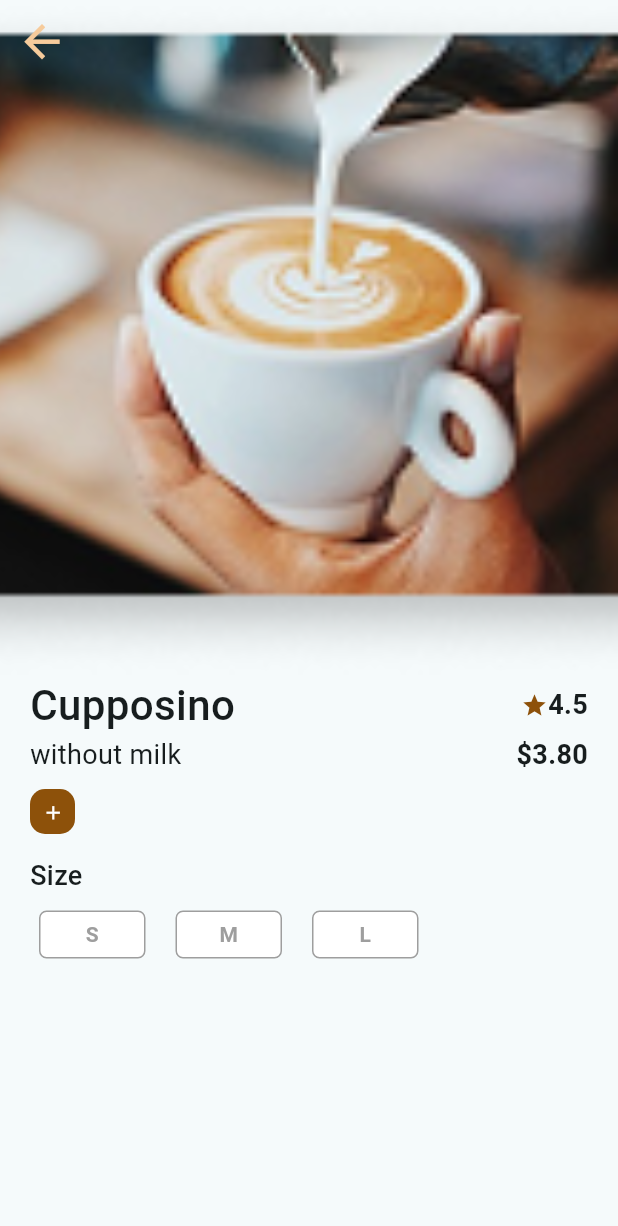
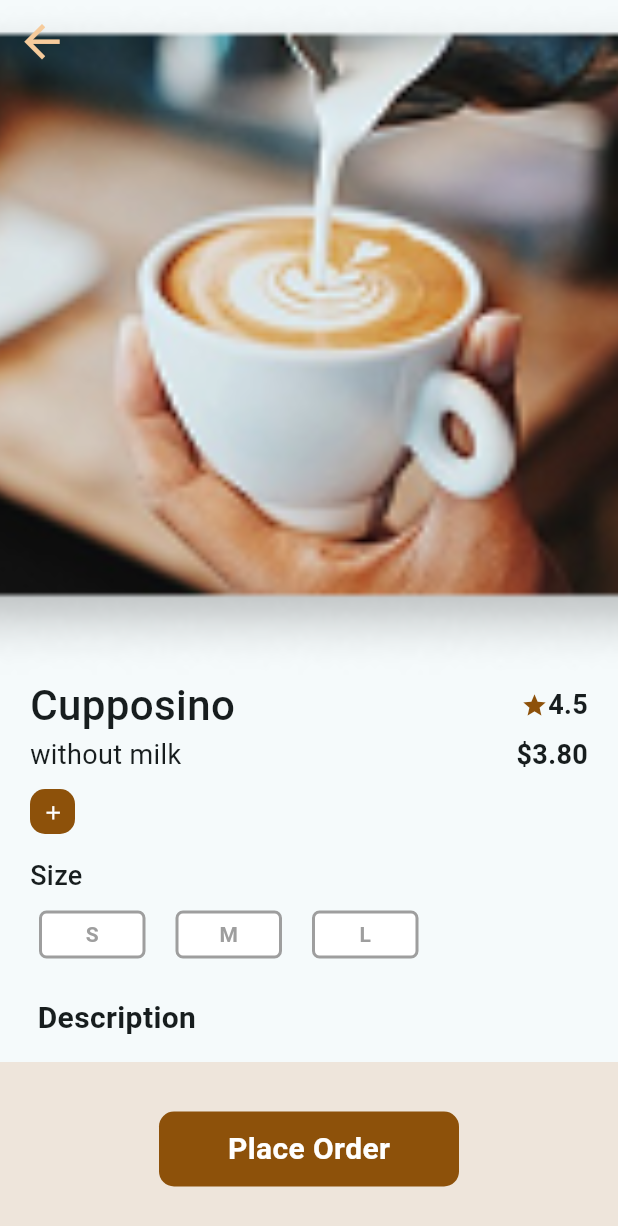
Before and after one commit to Asadullah730/CoffeeApp, a Flutter app: the HomeScreen screen opened directly, after a tap on "Cupposino", on a phone screen of 412 x 824 dp. Shown: the top 1226 px of the screen. Run offline on Flutter 3.47's test engine with Material 3 defaults, Android fonts, the phone set to English and light mode, and no system bars; our stand-ins replace get.

Commit message:
changes on product page

```diff
--- a/lib/Presentation/home_screen.dart
+++ b/lib/Presentation/home_screen.dart
@@ -61,16 +61,17 @@ class HomeScreen extends StatelessWidget {
                 ),
               ),
               Container(
-                margin: EdgeInsets.symmetric(horizontal: 20, vertical: 5),
+                margin:
+                    const EdgeInsets.symmetric(horizontal: 20, vertical: 10),
                 decoration: BoxDecoration(
-                  color: Color(0xFFEEE5DA),
+                  color: const Color(0xFFEEE5DA),
                   borderRadius: BorderRadius.circular(10),
                   boxShadow: [
                     BoxShadow(
                       color: Colors.black.withOpacity(0.1),
                       blurRadius: 10,
                       spreadRadius: 2,
-                      offset: Offset(0, 4),
+                      offset: const Offset(0, 4),
                     ),
                   ],
                 ),
@@ -85,7 +86,7 @@ class HomeScreen extends StatelessWidget {
                 ),
               ),
               Padding(
-                padding: const EdgeInsets.only(left: 4.0),
+                padding: const EdgeInsets.only(left: 0.0),
                 child: TabBar(
                   labelColor: Colors.white,
                   indicatorColor: Color(0XFF8D510A),
@@ -98,22 +99,34 @@ class HomeScreen extends StatelessWidget {
                   ],
                 ),
               ),
-              // SizedBox(height: MediaQuery.of(context).size.height * 0.043),
               Expanded(
                 child: TabBarView(
                   children: [
                     Padding(
-                      padding:
-                          const EdgeInsets.only(left: 8.0, bottom: 8, right: 8),
+                      padding: const EdgeInsets.only(
+                          left: 8.0, bottom: 0, top: 10, right: 8),
                       child: Column(
                         mainAxisAlignment: MainAxisAlignment.spaceEvenly,
                         children: [
                           CustomCard(),
-                          Image.asset('Assets/images/offer.png'),
+                          Container(
+                            height: 100,
+                            width: 320,
+                            decoration: BoxDecoration(
+                              borderRadius: BorderRadius.circular(40),
+                            ),
+                            child: Image.asset(
+                              'Assets/images/offer.png',
+                              fit: BoxFit.cover,
+                            ),
+                          ),
+                          SizedBox(
+                            height: 30,
+                          ),
                           const Align(
                             alignment: Alignment.centerLeft,
                             child: Padding(
-                              padding: EdgeInsets.only(left: 10),
+                              padding: EdgeInsets.only(left: 18),
                               child: Text(
                                 'Popular Shops',
                                 style: TextStyle(
@@ -121,7 +134,17 @@ class HomeScreen extends StatelessWidget {
                               ),
                             ),
                           ),
-                          Image.asset('Assets/images/shop 1.png'),
+                          Container(
+                            height: 100,
+                            width: 300,
+                            decoration: BoxDecoration(
+                              borderRadius: BorderRadius.circular(40),
+                            ),
+                            child: Image.asset(
+                              'Assets/images/shop 1.png',
+                              fit: BoxFit.cover,
+                            ),
+                          ),
                         ],
                       ),
                     )
--- a/lib/Presentation/login_screen.dart
+++ b/lib/Presentation/login_screen.dart
@@ -62,6 +62,7 @@ class LoginScreen extends StatelessWidget {
                 CustomButton(
                     title: 'Login',
                     opacity: 0.8,
+                    textColor: Colors.black,
                     onPressed: () {
                       Get.to(() => HomeScreen());
                     }),
--- a/lib/Presentation/product.dart
+++ b/lib/Presentation/product.dart
@@ -1,3 +1,4 @@
+import 'package:coffee_shop/common/custom_button.dart';
 import 'package:coffee_shop/common/custom_select_button.dart';
 import 'package:flutter/foundation.dart';
 import 'package:flutter/material.dart';
@@ -107,7 +108,7 @@ class ProductScreen extends StatelessWidget {
                 height: 5,
               ),
               const Padding(
-                padding: const EdgeInsets.symmetric(horizontal: 20.0),
+                padding: EdgeInsets.symmetric(horizontal: 20.0),
                 child: Align(
                   alignment: Alignment.topLeft,
                   child: Text(
@@ -133,6 +134,35 @@ class ProductScreen extends StatelessWidget {
                   ],
                 ),
               ),
+              const Padding(
+                padding: EdgeInsets.symmetric(horizontal: 25.0, vertical: 15),
+                child: Align(
+                  alignment: Alignment.topLeft,
+                  child: Text(
+                    'Description',
+                    style: TextStyle(
+                      fontWeight: FontWeight.bold,
+                      fontSize: 20,
+                    ),
+                  ),
+                ),
+              ),
+              Expanded(
+                child: Container(
+                  color: Color(0XFFEEE5DB),
+                  child: Center(
+                    child: CustomButton(
+                      onPressed: () {},
+                      title: 'Place Order',
+                      width: 200,
+                      height: 50,
+                      color: Color(0XFF8D510A),
+                      textColor: Colors.white,
+                      // opacity: 0.10,
+                    ),
+                  ),
+                ),
+              )
             ],
           ),
 
--- a/lib/Presentation/signup_screen.dart
+++ b/lib/Presentation/signup_screen.dart
@@ -47,6 +47,8 @@ class SignUpScreen extends StatelessWidget {
                 ),
                 CustomButton(
                   title: 'Sign Up',
+                  textColor: Colors.black,
+                  color: Colors.white,
                   opacity: 0.75,
                   onPressed: () {
                     Get.to(() => LoginScreen());
--- a/lib/common/button_controller.dart
+++ /dev/null
@@ -1,9 +0,0 @@
-import 'package:get/get.dart';
-
-class SelectButtonController extends GetxController {
-  var isselected = false.obs;
-
-  void toggleSelection() {
-    isselected.value = !isselected.value;
-  }
-}
--- a/lib/common/custom_button.dart
+++ b/lib/common/custom_button.dart
@@ -4,35 +4,43 @@ class CustomButton extends StatelessWidget {
   final String title;
   final VoidCallback onPressed;
   final double opacity;
+  final Color? color;
+  final Color? textColor;
+  final double height, width;
 
   const CustomButton({
     super.key,
     required this.title,
     required this.onPressed,
     this.opacity = 1,
+    this.color,
+    this.textColor,
+    this.height = 60,
+    this.width = 240,
   });
 
   @override
   Widget build(BuildContext context) {
     return Opacity(
       opacity: opacity,
-      child: ElevatedButton(
-        onPressed: onPressed,
-        style: ElevatedButton.styleFrom(
-          padding: EdgeInsets.symmetric(
-              horizontal: MediaQuery.of(context).size.width * 0.28,
-              vertical: MediaQuery.of(context).size.width * 0.03),
-          backgroundColor: Colors.white,
-          shape: RoundedRectangleBorder(
+      child: GestureDetector(
+        onTap: onPressed,
+        child: Container(
+          height: height,
+          width: width,
+          decoration: BoxDecoration(
+            color: color ?? Colors.white,
             borderRadius: BorderRadius.circular(10),
           ),
-        ),
-        child: Text(
-          title,
-          style: const TextStyle(
-            color: Colors.black,
-            fontSize: 20,
-            fontWeight: FontWeight.bold,
+          child: Center(
+            child: Text(
+              title,
+              style: TextStyle(
+                color: textColor,
+                fontSize: 20,
+                fontWeight: FontWeight.bold,
+              ),
+            ),
           ),
         ),
       ),
--- a/lib/common/custom_select_button.dart
+++ b/lib/common/custom_select_button.dart
@@ -14,7 +14,8 @@ class CustomSelectButton extends StatelessWidget {
         isSelected.value =
             !isSelected.value; // Toggle selection for this button only
       },
-      child: Obx(() => Container(
+      child: Obx(
+        () => Container(
           margin: EdgeInsets.all(10),
           height: 32,
           width: 71,
@@ -23,7 +24,7 @@ class CustomSelectButton extends StatelessWidget {
             borderRadius: BorderRadius.circular(5),
             border: Border.all(
               color: isSelected.value ? Color(0XFF8D510A) : Colors.grey,
-                width: 1,
+              width: 2,
             ),
           ),
           child: Center(
@@ -35,7 +36,8 @@ class CustomSelectButton extends StatelessWidget {
               ),
             ),
           ),
-          )),
+        ),
+      ),
     );
   }
 }
```
Lines whose indentation alone changed are shown as unchanged.
